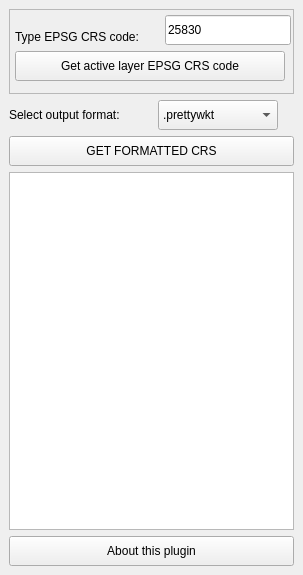
Above: ui_searchepsgcrs.ui from cayetanobv/QGIS-plugin---Search-EPSG-CRS before the change. Below: the same form after it.
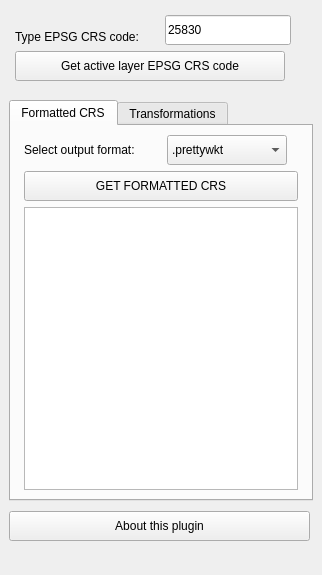
That is the form after the change. The open tabs and pages were chosen to show the change.

What changed in the file:
```diff
--- a/ui_searchepsgcrs.ui
+++ b/ui_searchepsgcrs.ui
@@ -6,7 +6,7 @@
    <rect>
     <x>0</x>
     <y>0</y>
-    <width>303</width>
+    <width>322</width>
     <height>575</height>
    </rect>
   </property>
@@ -25,206 +25,6 @@
      <family>Ubuntu</family>
     </font>
    </property>
-   <layout class="QGridLayout" name="gridLayout">
-    <item row="1" column="0">
-     <widget class="QLabel" name="label_2">
-      <property name="sizePolicy">
-       <sizepolicy hsizetype="Fixed" vsizetype="Fixed">
-        <horstretch>0</horstretch>
-        <verstretch>0</verstretch>
-       </sizepolicy>
-      </property>
-      <property name="text">
-       <string>Select output format:</string>
-      </property>
-     </widget>
-    </item>
-    <item row="3" column="0" colspan="2">
-     <widget class="QTextBrowser" name="txtFeedback">
-      <property name="sizePolicy">
-       <sizepolicy hsizetype="Expanding" vsizetype="Expanding">
-        <horstretch>0</horstretch>
-        <verstretch>0</verstretch>
-       </sizepolicy>
-      </property>
-      <property name="minimumSize">
-       <size>
-        <width>270</width>
-        <height>50</height>
-       </size>
-      </property>
-      <property name="font">
-       <font>
-        <family>Courier New</family>
-        <pointsize>10</pointsize>
-        <weight>50</weight>
-        <bold>false</bold>
-       </font>
-      </property>
-      <property name="cursor" stdset="0">
-       <cursorShape>IBeamCursor</cursorShape>
-      </property>
-      <property name="frameShape">
-       <enum>QFrame::StyledPanel</enum>
-      </property>
-      <property name="frameShadow">
-       <enum>QFrame::Sunken</enum>
-      </property>
-      <property name="lineWidth">
-       <number>1</number>
-      </property>
-      <property name="html">
-       <string>&lt;!DOCTYPE HTML PUBLIC &quot;-//W3C//DTD HTML 4.0//EN&quot; &quot;http://www.w3.org/TR/REC-html40/strict.dtd&quot;&gt;
-&lt;html&gt;&lt;head&gt;&lt;meta name=&quot;qrichtext&quot; content=&quot;1&quot; /&gt;&lt;style type=&quot;text/css&quot;&gt;
-p, li { white-space: pre-wrap; }
-&lt;/style&gt;&lt;/head&gt;&lt;body style=&quot; font-family:'Courier New'; font-size:10pt; font-weight:400; font-style:normal;&quot;&gt;
-&lt;p style=&quot; margin-top:12px; margin-bottom:12px; margin-left:0px; margin-right:0px; -qt-block-indent:0; text-indent:0px;&quot;&gt;&lt;br /&gt;&lt;/p&gt;&lt;/body&gt;&lt;/html&gt;</string>
-      </property>
-      <property name="acceptRichText">
-       <bool>true</bool>
-      </property>
-     </widget>
-    </item>
-    <item row="1" column="1">
-     <widget class="QComboBox" name="comboCRS">
-      <property name="sizePolicy">
-       <sizepolicy hsizetype="Fixed" vsizetype="Fixed">
-        <horstretch>0</horstretch>
-        <verstretch>0</verstretch>
-       </sizepolicy>
-      </property>
-      <property name="minimumSize">
-       <size>
-        <width>120</width>
-        <height>30</height>
-       </size>
-      </property>
-      <property name="maximumSize">
-       <size>
-        <width>16777215</width>
-        <height>30</height>
-       </size>
-      </property>
-      <item>
-       <property name="text">
-        <string>.prettywkt</string>
-       </property>
-      </item>
-      <item>
-       <property name="text">
-        <string>.wkt</string>
-       </property>
-      </item>
-      <item>
-       <property name="text">
-        <string>.esriwkt</string>
-       </property>
-      </item>
-      <item>
-       <property name="text">
-        <string>.gml</string>
-       </property>
-      </item>
-      <item>
-       <property name="text">
-        <string>.xml</string>
-       </property>
-      </item>
-      <item>
-       <property name="text">
-        <string>.proj4</string>
-       </property>
-      </item>
-      <item>
-       <property name="text">
-        <string>.js</string>
-       </property>
-      </item>
-      <item>
-       <property name="text">
-        <string>.geoserver</string>
-       </property>
-      </item>
-      <item>
-       <property name="text">
-        <string>.mapfile</string>
-       </property>
-      </item>
-      <item>
-       <property name="text">
-        <string>.mapnik</string>
-       </property>
-      </item>
-      <item>
-       <property name="text">
-        <string>.mapnikpython</string>
-       </property>
-      </item>
-      <item>
-       <property name="text">
-        <string>.sql</string>
-       </property>
-      </item>
-     </widget>
-    </item>
-    <item row="2" column="0" colspan="2">
-     <widget class="QPushButton" name="pushButton">
-      <property name="sizePolicy">
-       <sizepolicy hsizetype="Expanding" vsizetype="Expanding">
-        <horstretch>0</horstretch>
-        <verstretch>0</verstretch>
-       </sizepolicy>
-      </property>
-      <property name="minimumSize">
-       <size>
-        <width>270</width>
-        <height>30</height>
-       </size>
-      </property>
-      <property name="maximumSize">
-       <size>
-        <width>16777215</width>
-        <height>30</height>
-       </size>
-      </property>
-      <property name="text">
-       <string>GET FORMATTED CRS</string>
-      </property>
-     </widget>
-    </item>
-    <item row="4" column="0" colspan="2">
-     <widget class="QPushButton" name="pushButton_3">
-      <property name="minimumSize">
-       <size>
-        <width>270</width>
-        <height>30</height>
-       </size>
-      </property>
-      <property name="text">
-       <string>About this plugin</string>
-      </property>
-     </widget>
-    </item>
-    <item row="0" column="0" colspan="2">
-     <widget class="QFrame" name="frame">
-      <property name="minimumSize">
-       <size>
-        <width>285</width>
-        <height>85</height>
-       </size>
-      </property>
-      <property name="frameShape">
-       <enum>QFrame::StyledPanel</enum>
-      </property>
-      <property name="frameShadow">
-       <enum>QFrame::Raised</enum>
-      </property>
-      <property name="lineWidth">
-       <number>2</number>
-      </property>
-     </widget>
-    </item>
-   </layout>
    <widget class="QLabel" name="label">
     <property name="geometry">
      <rect>
@@ -303,6 +103,251 @@
      <string>Get active layer EPSG CRS code</string>
     </property>
    </widget>
+   <widget class="QPushButton" name="aboutButton">
+    <property name="geometry">
+     <rect>
+      <x>9</x>
+      <y>511</y>
+      <width>301</width>
+      <height>30</height>
+     </rect>
+    </property>
+    <property name="minimumSize">
+     <size>
+      <width>270</width>
+      <height>30</height>
+     </size>
+    </property>
+    <property name="text">
+     <string>About this plugin</string>
+    </property>
+   </widget>
+   <widget class="QTabWidget" name="tabWidget">
+    <property name="geometry">
+     <rect>
+      <x>9</x>
+      <y>100</y>
+      <width>304</width>
+      <height>401</height>
+     </rect>
+    </property>
+    <property name="currentIndex">
+     <number>1</number>
+    </property>
+    <widget class="QWidget" name="tab1">
+     <attribute name="title">
+      <string>Formatted CRS</string>
+     </attribute>
+     <layout class="QGridLayout" name="gridLayout">
+      <item row="0" column="0">
+       <widget class="QLabel" name="label_2">
+        <property name="sizePolicy">
+         <sizepolicy hsizetype="Fixed" vsizetype="Fixed">
+          <horstretch>0</horstretch>
+          <verstretch>0</verstretch>
+         </sizepolicy>
+        </property>
+        <property name="text">
+         <string>Select output format:</string>
+        </property>
+       </widget>
+      </item>
+      <item row="0" column="1">
+       <widget class="QComboBox" name="comboCRS">
+        <property name="sizePolicy">
+         <sizepolicy hsizetype="Fixed" vsizetype="Fixed">
+          <horstretch>0</horstretch>
+          <verstretch>0</verstretch>
+         </sizepolicy>
+        </property>
+        <property name="minimumSize">
+         <size>
+          <width>120</width>
+          <height>30</height>
+         </size>
+        </property>
+        <property name="maximumSize">
+         <size>
+          <width>16777215</width>
+          <height>30</height>
+         </size>
+        </property>
+        <item>
+         <property name="text">
+          <string>.prettywkt</string>
+         </property>
+        </item>
+        <item>
+         <property name="text">
+          <string>.wkt</string>
+         </property>
+        </item>
+        <item>
+         <property name="text">
+          <string>.esriwkt</string>
+         </property>
+        </item>
+        <item>
+         <property name="text">
+          <string>.gml</string>
+         </property>
+        </item>
+        <item>
+         <property name="text">
+          <string>.xml</string>
+         </property>
+        </item>
+        <item>
+         <property name="text">
+          <string>.proj4</string>
+         </property>
+        </item>
+        <item>
+         <property name="text">
+          <string>.js</string>
+         </property>
+        </item>
+        <item>
+         <property name="text">
+          <string>.geoserver</string>
+         </property>
+        </item>
+        <item>
+         <property name="text">
+          <string>.mapfile</string>
+         </property>
+        </item>
+        <item>
+         <property name="text">
+          <string>.mapnik</string>
+         </property>
+        </item>
+        <item>
+         <property name="text">
+          <string>.mapnikpython</string>
+         </property>
+        </item>
+        <item>
+         <property name="text">
+          <string>.sql</string>
+         </property>
+        </item>
+       </widget>
+      </item>
+      <item row="1" column="0" colspan="2">
+       <widget class="QPushButton" name="FormattedCRSButton">
+        <property name="sizePolicy">
+         <sizepolicy hsizetype="Expanding" vsizetype="Expanding">
+          <horstretch>0</horstretch>
+          <verstretch>0</verstretch>
+         </sizepolicy>
+        </property>
+        <property name="minimumSize">
+         <size>
+          <width>270</width>
+          <height>30</height>
+         </size>
+        </property>
+        <property name="maximumSize">
+         <size>
+          <width>16777215</width>
+          <height>30</height>
+         </size>
+        </property>
+        <property name="text">
+         <string>GET FORMATTED CRS</string>
+        </property>
+       </widget>
+      </item>
+      <item row="2" column="0" colspan="2">
+       <widget class="QTextBrowser" name="txtResults1">
+        <property name="sizePolicy">
+         <sizepolicy hsizetype="Expanding" vsizetype="Expanding">
+          <horstretch>0</horstretch>
+          <verstretch>0</verstretch>
+         </sizepolicy>
+        </property>
+        <property name="minimumSize">
+         <size>
+          <width>270</width>
+          <height>50</height>
+         </size>
+        </property>
+        <property name="font">
+         <font>
+          <family>Courier New</family>
+          <pointsize>10</pointsize>
+          <weight>50</weight>
+          <bold>false</bold>
+         </font>
+        </property>
+        <property name="cursor" stdset="0">
+         <cursorShape>IBeamCursor</cursorShape>
+        </property>
+        <property name="frameShape">
+         <enum>QFrame::StyledPanel</enum>
+        </property>
+        <property name="frameShadow">
+         <enum>QFrame::Sunken</enum>
+        </property>
+        <property name="lineWidth">
+         <number>1</number>
+        </property>
+        <property name="html">
+         <string>&lt;!DOCTYPE HTML PUBLIC &quot;-//W3C//DTD HTML 4.0//EN&quot; &quot;http://www.w3.org/TR/REC-html40/strict.dtd&quot;&gt;
+&lt;html&gt;&lt;head&gt;&lt;meta name=&quot;qrichtext&quot; content=&quot;1&quot; /&gt;&lt;style type=&quot;text/css&quot;&gt;
+p, li { white-space: pre-wrap; }
+&lt;/style&gt;&lt;/head&gt;&lt;body style=&quot; font-family:'Courier New'; font-size:10pt; font-weight:400; font-style:normal;&quot;&gt;
+&lt;p style=&quot; margin-top:12px; margin-bottom:12px; margin-left:0px; margin-right:0px; -qt-block-indent:0; text-indent:0px;&quot;&gt;&lt;br /&gt;&lt;/p&gt;&lt;/body&gt;&lt;/html&gt;</string>
+        </property>
+        <property name="acceptRichText">
+         <bool>true</bool>
+        </property>
+       </widget>
+      </item>
+     </layout>
+    </widget>
+    <widget class="QWidget" name="tab2">
+     <attribute name="title">
+      <string>Transformations</string>
+     </attribute>
+     <widget class="QPushButton" name="transfCRSButton">
+      <property name="geometry">
+       <rect>
+        <x>20</x>
+        <y>20</y>
+        <width>270</width>
+        <height>31</height>
+       </rect>
+      </property>
+      <property name="minimumSize">
+       <size>
+        <width>270</width>
+        <height>30</height>
+       </size>
+      </property>
+      <property name="text">
+       <string>GET CRS TRANSFORMATIONS</string>
+      </property>
+     </widget>
+     <widget class="QTextBrowser" name="txtResults2">
+      <property name="geometry">
+       <rect>
+        <x>20</x>
+        <y>60</y>
+        <width>270</width>
+        <height>301</height>
+       </rect>
+      </property>
+      <property name="minimumSize">
+       <size>
+        <width>270</width>
+        <height>50</height>
+       </size>
+      </property>
+     </widget>
+    </widget>
+   </widget>
   </widget>
  </widget>
  <resources/>
```
Left out of the diff: 2 changed lines with no effect on the pictures.
